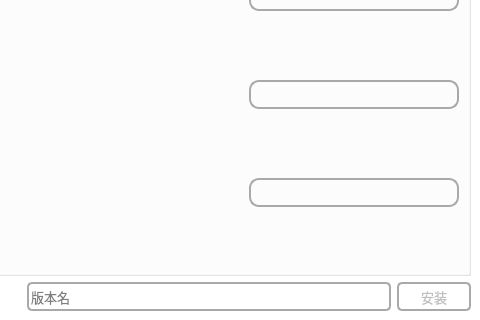
Old version of the form UI/UI/MOS_UI.ui in the repository David-xian66/Minecraft-Optimal-Starter_2; both pictures show x 520 to 1000 and y 263 to 583 of the 1000 by 583 pixel window.
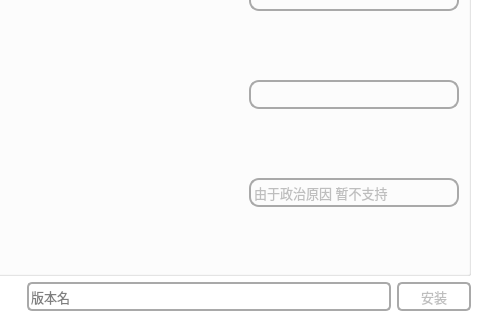
New version of the form. The open tabs and pages were chosen to show the change. Icons and pictures are not drawn.

Commit message: 正在写游戏下载

The edit to the form file:
```diff
--- a/UI/UI/MOS_UI.ui
+++ b/UI/UI/MOS_UI.ui
@@ -2846,6 +2846,9 @@
                </item>
                <item row="3" column="4">
                 <widget class="QComboBox" name="comboBox_6">
+                 <property name="enabled">
+                  <bool>false</bool>
+                 </property>
                  <property name="minimumSize">
                   <size>
                    <width>120</width>
@@ -2855,6 +2858,11 @@
                  <property name="styleSheet">
                   <string notr="true">font-size: 13px;</string>
                  </property>
+                 <item>
+                  <property name="text">
+                   <string>由于政治原因 暂不支持</string>
+                  </property>
+                 </item>
                 </widget>
                </item>
               </layout>
```
Left out of the diff: 34 changed lines with no effect on the pictures. The commit also changes 2 other files.
